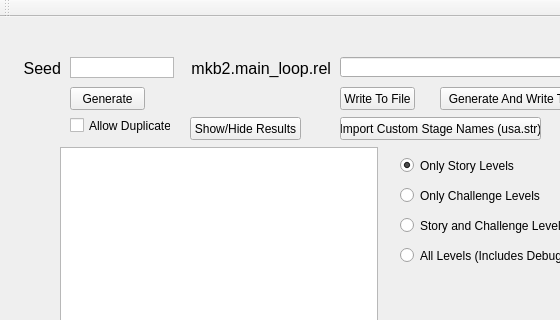
Old version of the form SMB_Story_Randomizer/mainwindow.ui in the repository bobjrsenior/SMB_Story_Randomizer; both pictures show x 0 to 560 and y 0 to 320 of the 690 by 480 pixel window.
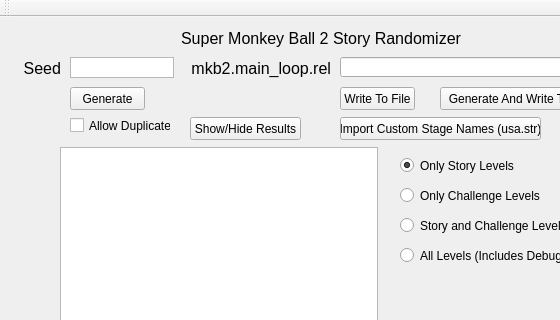
New version of the form.

Commit message: Changed window title and added a title inside the window ui.

```diff
--- a/SMB_Story_Randomizer/mainwindow.ui
+++ b/SMB_Story_Randomizer/mainwindow.ui
@@ -251,6 +251,27 @@
      </rect>
     </property>
    </widget>
+   <widget class="QLabel" name="label_3">
+    <property name="geometry">
+     <rect>
+      <x>180</x>
+      <y>10</y>
+      <width>281</width>
+      <height>21</height>
+     </rect>
+    </property>
+    <property name="font">
+     <font>
+      <pointsize>12</pointsize>
+     </font>
+    </property>
+    <property name="text">
+     <string>Super Monkey Ball 2 Story Randomizer</string>
+    </property>
+    <property name="alignment">
+     <set>Qt::AlignBottom|Qt::AlignRight|Qt::AlignTrailing</set>
+    </property>
+   </widget>
   </widget>
   <widget class="QMenuBar" name="menuBar">
    <property name="geometry">
```
Left out of the diff: 2 changed lines with no effect on the pictures.
